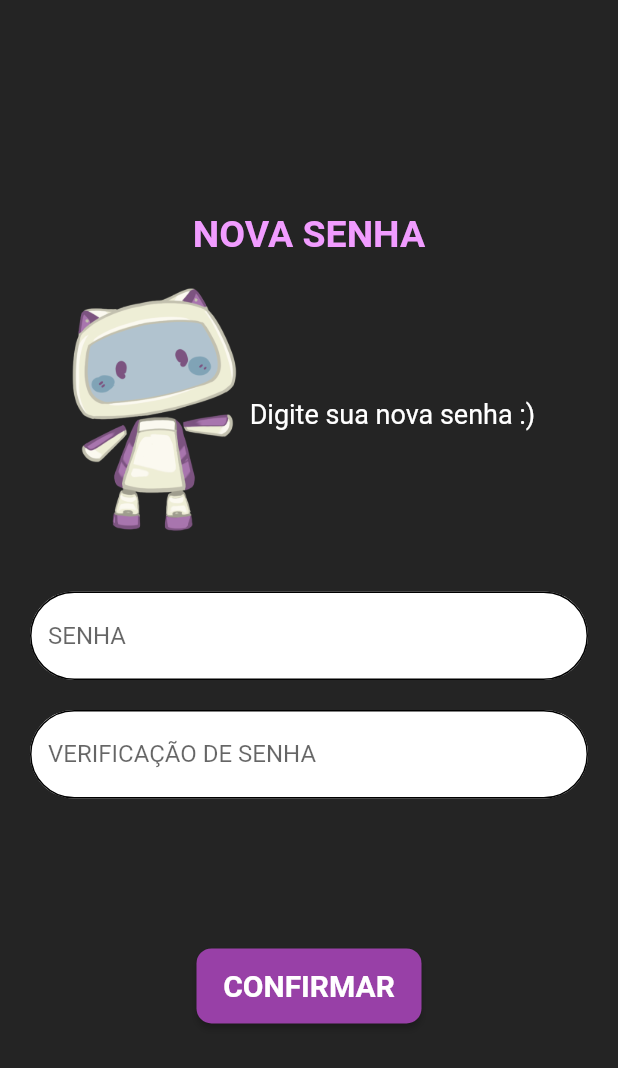
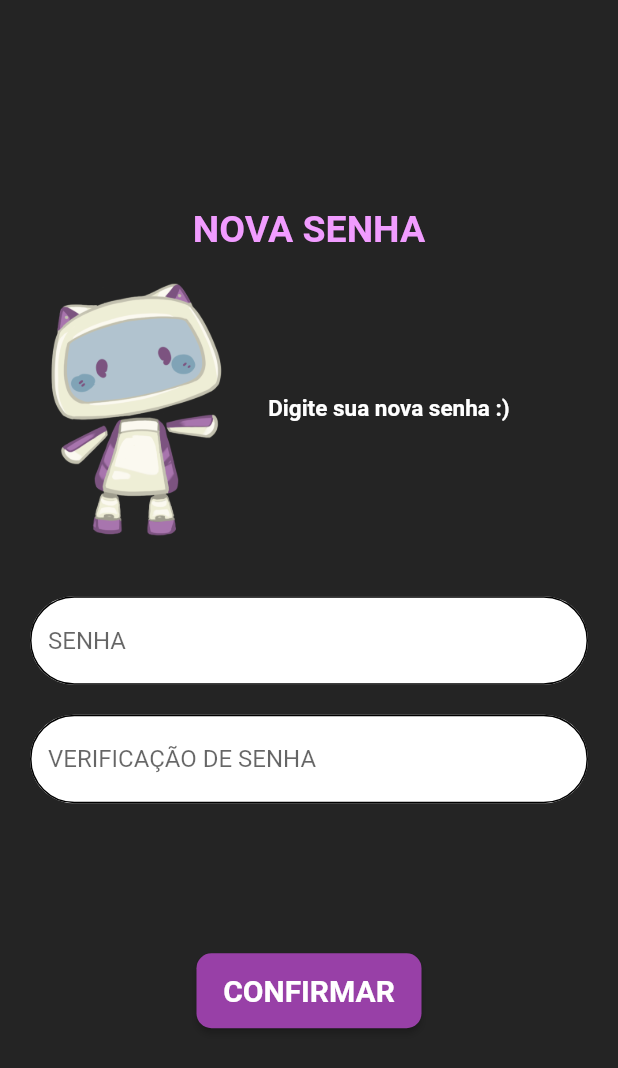
Before and after one commit to S204-Inatel-2022-2/This-is-Me-App, a Flutter app: the ForgetPasswordScreen screen opened directly, after a tap on "VERIFICAR", on a phone screen of 412 x 824 dp. Shown: the top 1068 px of the screen. Run offline on Flutter 3.47's test engine with Material 2 defaults, Android fonts, the phone set to English and light mode, and no system bars; drawn by our look-alikes of auto_size_text; our stand-ins replace blurrycontainer, google_fonts, shared_preferences; accounts and stored records are empty; Roboto replaces fonts that are missing (Jura).

Commit message:
Refact newPassword

```diff
--- a/lib/components/forgetPassword_components.dart
+++ b/lib/components/forgetPassword_components.dart
@@ -1,7 +1,10 @@
+import 'package:auto_size_text/auto_size_text.dart';
 import 'package:flutter/material.dart';
 import 'package:this_is_me/constants/app_colors.dart';
-import 'package:this_is_me/constants/app_fonts.dart';
 import 'package:this_is_me/view/account/newPassword_screen.dart';
+
+import '../constants/app_fonts.dart';
+import '../constants/app_texts.dart';
 
 class TitleScreen extends StatelessWidget {
   const TitleScreen({super.key, required this.text});
@@ -29,10 +32,7 @@ class TitleScreen extends StatelessWidget {
 
 class RobotLogo extends StatelessWidget {
   const RobotLogo(
-      {super.key, required this.imagePath, required this.description});
-
-  final String imagePath;
-  final String description;
+      {super.key});
   @override
   Widget build(BuildContext context) {
     return Padding(
@@ -40,19 +40,20 @@ class RobotLogo extends StatelessWidget {
       child: Row(
         mainAxisAlignment: MainAxisAlignment.center,
         children: [
-          SizedBox(
-            width: MediaQuery.of(context).size.width * 0.27,
+          Image.asset(
+            'assets/images/robozinho.png',
+            height: 170,
+          ),
+          Padding(
+            padding: const EdgeInsets.only(left: 30),
             child: SizedBox(
-                width: 300, child: Image.asset('assets/images/robozinho.png')),
-          ),
-          SizedBox(
-            width: MediaQuery.of(context).size.width * 0.5,
-            child: Text(
-              description,
-              style: textForget,
-              textAlign: TextAlign.center,
-            ),
-          ),
+                width: 200,
+                child: AutoSizeText(
+                  forgetPasswordText,
+                  style: registrationText,
+                  softWrap: true,
+                )),
+          )
         ],
       ),
     );
@@ -127,9 +128,9 @@ class TextDescription extends StatelessWidget {
             children: [
               SizedBox(
                 width: MediaQuery.of(context).size.width,
-                child: Text(
+                child: AutoSizeText(
                   description,
-                  style: textForget,
+                  style: textCodeForget,
                   textAlign: TextAlign.center,
                 ),
               ),
--- a/lib/components/newPassword_components.dart
+++ b/lib/components/newPassword_components.dart
@@ -1,6 +1,9 @@
+import 'package:auto_size_text/auto_size_text.dart';
 import 'package:flutter/material.dart';
 import 'package:this_is_me/constants/app_colors.dart';
 import 'package:this_is_me/constants/app_fonts.dart';
+
+import '../constants/app_texts.dart';
 
 class TitleScreen extends StatelessWidget {
   const TitleScreen({super.key, required this.text});
@@ -28,11 +31,7 @@ class TitleScreen extends StatelessWidget {
 
 class RobotLogo extends StatelessWidget {
   const RobotLogo(
-      {super.key, required this.imagePath, required this.description});
-
-  final String imagePath;
-  final String description;
-
+      {super.key});
   @override
   Widget build(BuildContext context) {
     return Padding(
@@ -40,19 +39,20 @@ class RobotLogo extends StatelessWidget {
       child: Row(
         mainAxisAlignment: MainAxisAlignment.center,
         children: [
-          SizedBox(
-            width: MediaQuery.of(context).size.width * 0.27,
+          Image.asset(
+            'assets/images/robozinho.png',
+            height: 170,
+          ),
+          Padding(
+            padding: const EdgeInsets.only(left: 30),
             child: SizedBox(
-                width: 300, child: Image.asset('assets/images/robozinho.png')),
-          ),
-          SizedBox(
-            width: MediaQuery.of(context).size.width * 0.5,
-            child: Text(
-              description,
-              style: textForget,
-              textAlign: TextAlign.center,
-            ),
-          ),
+                width: 200,
+                child: AutoSizeText(
+                  newPasswordText,
+                  style: registrationText,
+                  softWrap: true,
+                )),
+          )
         ],
       ),
     );
--- a/lib/constants/app_fonts.dart
+++ b/lib/constants/app_fonts.dart
@@ -43,3 +43,9 @@ var registrationButton =
     GoogleFonts.jura(fontSize: 18, fontWeight: FontWeight.bold);
 var textForget =
     GoogleFonts.jura(fontSize: 18, color: Colors.white, height: 1.8);
+
+// ForgetPassword Screen
+var forgetText = GoogleFonts.jura(
+    fontSize: 15, color: Colors.white, fontWeight: FontWeight.bold);
+var textCodeForget = GoogleFonts.jura(
+    fontSize: 16, color: Colors.white, fontWeight: FontWeight.bold);
--- a/lib/constants/app_texts.dart
+++ b/lib/constants/app_texts.dart
@@ -1,2 +1,4 @@
 // Register Screen
 const welcomeText = 'Olá meu nome é Ti-Me, serei seu ajudante nesta jornada. Me diga seu nome e se registre como aventureiro novato.';
+const forgetPasswordText = 'Digite seu email abaixo, enviarei um código de verificação para realizar a troca de senha.';
+const newPasswordText = 'Digite sua nova senha :)';
--- a/lib/view/account/forgetPassword_screen.dart
+++ b/lib/view/account/forgetPassword_screen.dart
@@ -15,11 +15,7 @@ class ForgetPasswordScreen extends StatelessWidget {
         TitleScreen(
           text: 'ESQUECI A SENHA',
         ),
-        RobotLogo(
-          imagePath: 'assets/images/robozinho.png',
-          description:
-              'Digite seu email abaixo, enviarei um código de verificação para realizar a troca de senha.',
-        ),
+        RobotLogo(),
         UserLoginInput(
           textHint: 'EMAIL',
         ),
--- a/lib/view/account/newPassword_screen.dart
+++ b/lib/view/account/newPassword_screen.dart
@@ -15,10 +15,7 @@ class NewPasswordScreen extends StatelessWidget {
         TitleScreen(
           text: 'NOVA SENHA',
         ),
-        RobotLogo(
-          imagePath: 'assets/images/robozinho.png',
-          description: 'Digite sua nova senha :)',
-        ),
+        RobotLogo(),
         PasswordInput(
           textHint: 'SENHA',
         ),
```
Also changed, not shown: 2 other files.
